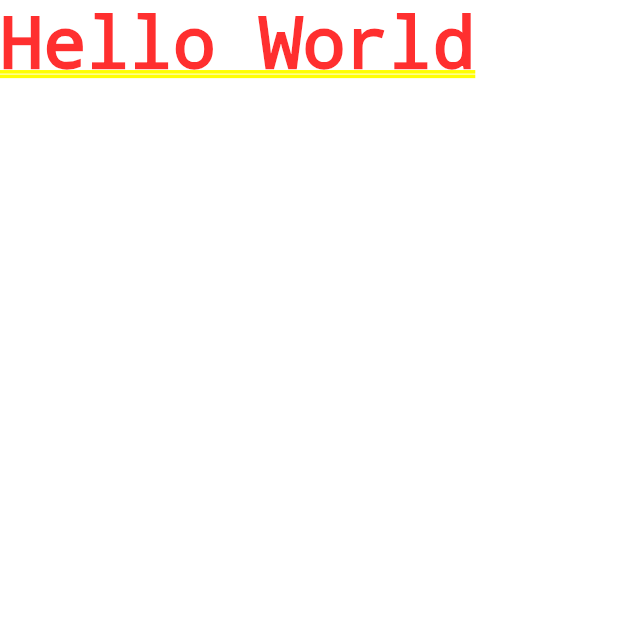
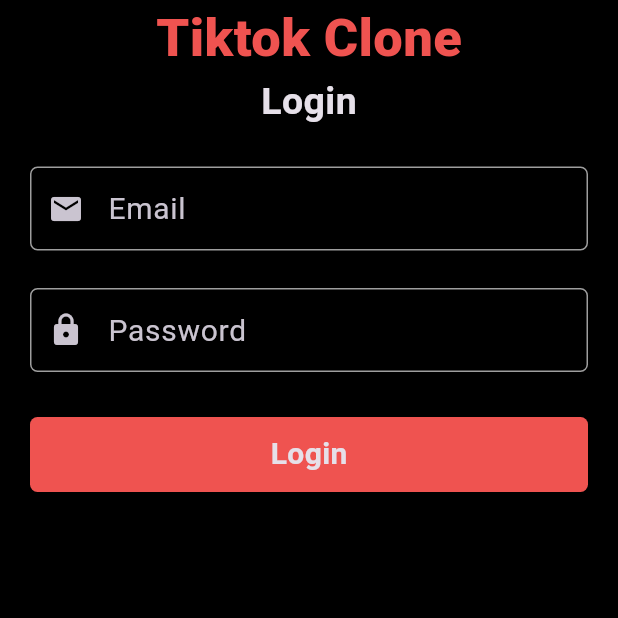
Before and after one commit to Khanhdev99/tiktok_tutorial, a Flutter app: the screen it shows after launch, on a phone screen of 412 x 824 dp, the top half of it. Run offline on Flutter 3.47's test engine with Material 3 defaults, Android fonts, the light colour scheme and no system bars.

Commit message:
ver 1.0.1

```diff
--- a/lib/main.dart
+++ b/lib/main.dart
@@ -1,12 +1,13 @@
 import 'package:flutter/material.dart';
 import 'package:tiktok_tutorial/constants.dart';
+import 'package:tiktok_tutorial/views/screens/auth/login_screen.dart';
 
 void main() {
   runApp(const MyApp());
 }
 
 class MyApp extends StatelessWidget{
-  const MyApp({Key? key}) : super(key: key);
+  const MyApp({super.key});
 
   @override
   Widget build(BuildContext context) {
@@ -17,7 +18,7 @@
       theme: ThemeData.dark().copyWith(
         scaffoldBackgroundColor: backgroundColor,
       ),
-      home: const Text('Hello World'),
+      home:  LoginScreen(),
     );
   }
 }
--- a/lib/views/screens/auth/login_screen.dart
+++ b/lib/views/screens/auth/login_screen.dart
@@ -0,0 +1,83 @@
+import 'package:flutter/material.dart';
+import 'package:tiktok_tutorial/constants.dart';
+import 'package:tiktok_tutorial/views/widgets/text_input_field.dart';
+
+class LoginScreen extends StatelessWidget {
+   LoginScreen({super.key});
+
+  final TextEditingController _emailController = TextEditingController();
+  final TextEditingController _passwordController = TextEditingController();
+
+
+
+  @override
+  Widget build(BuildContext context) {
+    return Scaffold(
+      body: Container(
+        alignment: Alignment.center,
+        child: Column(
+          children: [
+            Text(
+              'Tiktok Clone',
+              style: TextStyle(
+                fontSize: 35,
+                color: buttonColor,
+                fontWeight: FontWeight.w900,
+              ),
+            ),
+            const Text(
+              'Login',
+              style: TextStyle(
+                fontSize: 25,
+                fontWeight: FontWeight.w700,
+              ),
+            ),
+            const SizedBox(height: 25,),
+            Container(
+              width: MediaQuery.of(context).size.width,
+              margin: const EdgeInsets.symmetric(horizontal: 20),
+              child: TextInputField(
+                controller: _emailController,
+                labelText: 'Email',
+                icon: Icons.email,
+              ),
+            ),
+             const SizedBox(height: 25,),
+            Container(
+              width: MediaQuery.of(context).size.width,
+              margin: const EdgeInsets.symmetric(horizontal: 20),
+              child: TextInputField(
+                controller: _passwordController,
+                labelText: 'Password',
+                icon: Icons.lock,
+              ),
+            ),
+             const SizedBox(
+                height: 30,
+             ),
+
+             Container(
+                width: MediaQuery.of(context).size.width-40 ,
+                height: 50,
+                decoration: BoxDecoration(
+                  color: buttonColor,
+                  borderRadius: const BorderRadius.all(
+                    Radius.circular(5),
+                  ),
+                ),
+                child: Center(
+                  child: Text(
+                    'Login',
+                    style: TextStyle(
+                      fontSize: 20,
+                      fontWeight: FontWeight.w700,
+                    ),
+                  ),
+                ),
+             ),
+          ],
+        ),
+      ),
+    );
+  }
+}
--- /dev/null
+++ b/lib/views/widgets/text_input_field.dart
@@ -0,0 +1,42 @@
+import 'package:flutter/material.dart';
+import 'package:tiktok_tutorial/constants.dart';
+
+class TextInputField extends StatelessWidget {
+  final TextEditingController controller;
+  final String labelText;
+  final bool isObscure;
+  final IconData icon;
+
+  const TextInputField({
+    super.key,
+    required this.controller,
+    required this.labelText,
+     this.isObscure = false,
+    required this.icon,
+  });
+
+  @override
+  Widget build(BuildContext context) {
+    return TextField(
+      controller: controller ,
+      decoration: InputDecoration(
+        labelText: labelText ,
+        prefixIcon: Icon(icon),
+        labelStyle: const TextStyle(fontSize: 20,),
+        enabledBorder: OutlineInputBorder(
+          borderRadius: BorderRadius.circular(5),
+          borderSide: const BorderSide(
+            color: borderColor,
+          )
+        ),
+        focusedBorder: OutlineInputBorder(
+          borderRadius: BorderRadius.circular(5),
+          borderSide: const BorderSide(
+            color: borderColor,
+          )
+      ),
+      ),
+      obscureText: isObscure,
+    );
+  }
+}
```
